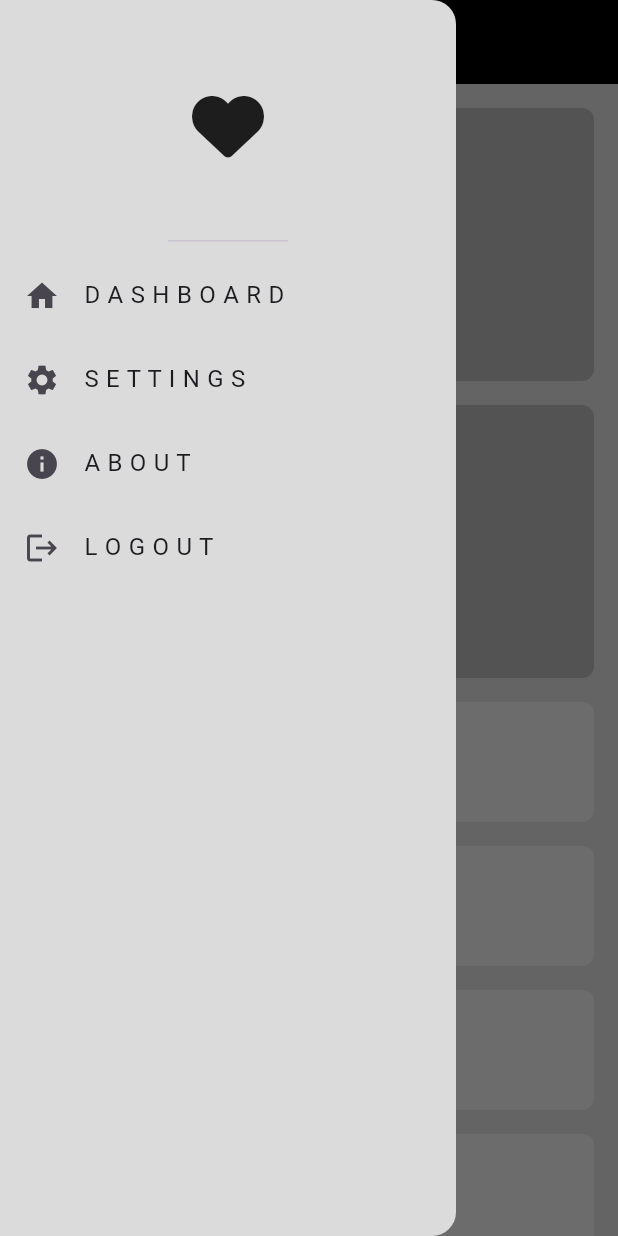
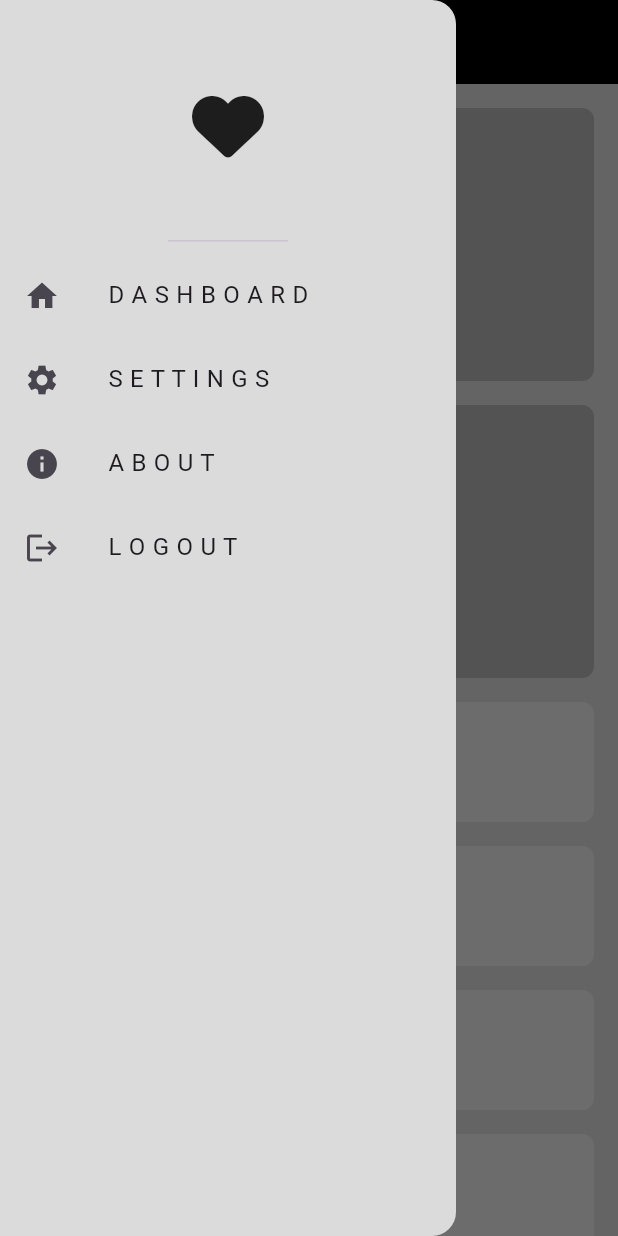
Before and after one commit to MariamElmogy/adaptive_flutter_ui, a Flutter app: the screen it shows after launch, with the side drawer open, on a phone screen of 412 x 824 dp. Run offline on Flutter 3.47's test engine with Material 3 defaults, Android fonts, the phone set to English and light mode, and no system bars; our stand-ins replace font_awesome_flutter.

Commit message:
- fix the text in the drawer

```diff
--- a/lib/views/widgets/custom_drawer_item.dart
+++ b/lib/views/widgets/custom_drawer_item.dart
@@ -8,9 +8,16 @@ class CustomDrawerItem extends StatelessWidget {
 
   @override
   Widget build(BuildContext context) {
-    return  ListTile(
+    return ListTile(
       leading: Icon(drawerItemModel.icon),
-      title: Text(drawerItemModel.title),
+      title: Padding(
+        padding: const EdgeInsets.only(left: 16),
+        child: FittedBox(
+          alignment: Alignment.centerLeft,
+          fit: BoxFit.scaleDown,
+          child: Text(drawerItemModel.title),
+        ),
+      ),
     );
   }
 }
```
